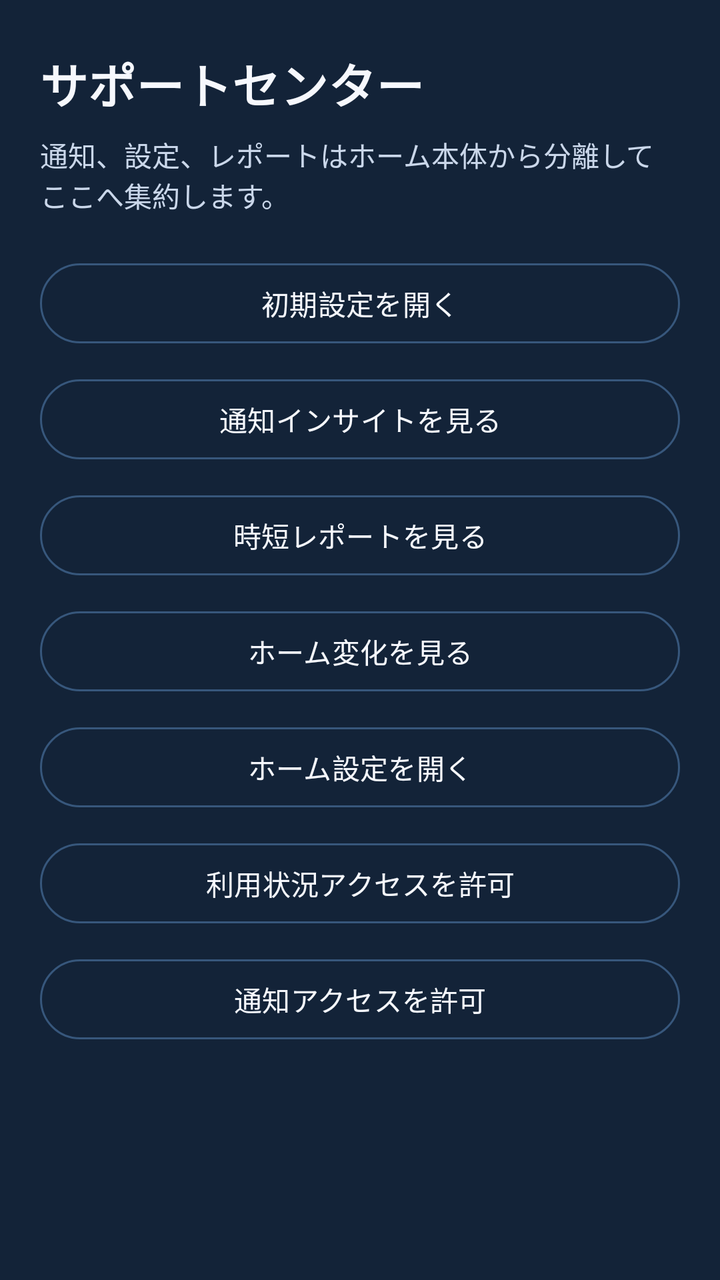
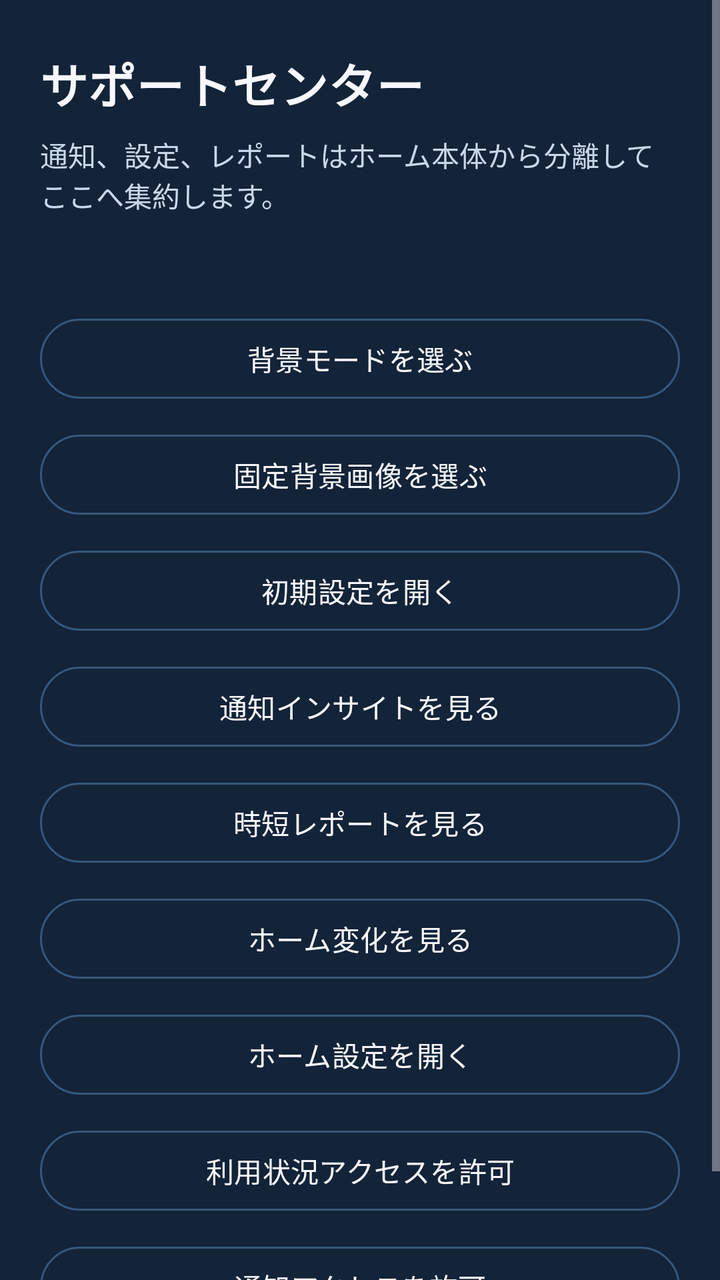

Screens rendered from an Android XML layout before and after an edit, with the pre-edit source and the edit as a unified diff.
<!-- AndroidManifest.xml: application theme Theme.IntuLauncher -->
<!-- res/layout/activity_launcher_support.xml -->
<?xml version="1.0" encoding="utf-8"?>
<ScrollView xmlns:android="http://schemas.android.com/apk/res/android"
    xmlns:app="http://schemas.android.com/apk/res-auto"
    android:layout_width="match_parent"
    android:layout_height="match_parent"
    android:background="@color/background_focus"
    android:fillViewport="true">

    <LinearLayout
        android:layout_width="match_parent"
        android:layout_height="wrap_content"
        android:orientation="vertical"
        android:paddingStart="20dp"
        android:paddingTop="24dp"
        android:paddingEnd="20dp"
        android:paddingBottom="32dp">

        <TextView
            android:layout_width="match_parent"
            android:layout_height="wrap_content"
            android:text="@string/support_title"
            android:textColor="@color/text_primary"
            android:textSize="24sp"
            android:textStyle="bold" />

        <TextView
            android:layout_width="match_parent"
            android:layout_height="wrap_content"
            android:layout_marginTop="8dp"
            android:text="@string/support_subtitle"
            android:textColor="@color/text_secondary"
            android:textSize="14sp" />

        <LinearLayout
            android:layout_width="match_parent"
            android:layout_height="wrap_content"
            android:layout_marginTop="20dp"
            android:orientation="vertical">

            <com.google.android.material.button.MaterialButton
                android:id="@+id/setupButton"
                style="@style/Widget.Material3.Button.OutlinedButton"
                android:layout_width="match_parent"
                android:layout_height="wrap_content"
                android:text="@string/support_setup_button"
                android:textAllCaps="false"
                android:textColor="@color/text_primary"
                app:strokeColor="@color/panel_stroke" />

            <com.google.android.material.button.MaterialButton
                android:id="@+id/notificationButton"
                style="@style/Widget.Material3.Button.OutlinedButton"
                android:layout_width="match_parent"
                android:layout_height="wrap_content"
                android:layout_marginTop="10dp"
                android:text="@string/support_notification_button"
                android:textAllCaps="false"
                android:textColor="@color/text_primary"
                app:strokeColor="@color/panel_stroke" />

            <com.google.android.material.button.MaterialButton
                android:id="@+id/reportButton"
                style="@style/Widget.Material3.Button.OutlinedButton"
                android:layout_width="match_parent"
                android:layout_height="wrap_content"
                android:layout_marginTop="10dp"
                android:text="@string/support_report_button"
                android:textAllCaps="false"
                android:textColor="@color/text_primary"
                app:strokeColor="@color/panel_stroke" />

            <com.google.android.material.button.MaterialButton
                android:id="@+id/previewButton"
                style="@style/Widget.Material3.Button.OutlinedButton"
                android:layout_width="match_parent"
                android:layout_height="wrap_content"
                android:layout_marginTop="10dp"
                android:text="@string/support_preview_button"
                android:textAllCaps="false"
                android:textColor="@color/text_primary"
                app:strokeColor="@color/panel_stroke" />

            <com.google.android.material.button.MaterialButton
                android:id="@+id/homeSettingsButton"
                style="@style/Widget.Material3.Button.OutlinedButton"
                android:layout_width="match_parent"
                android:layout_height="wrap_content"
                android:layout_marginTop="10dp"
                android:text="@string/support_home_settings_button"
                android:textAllCaps="false"
                android:textColor="@color/text_primary"
                app:strokeColor="@color/panel_stroke" />

            <com.google.android.material.button.MaterialButton
                android:id="@+id/usageAccessButton"
                style="@style/Widget.Material3.Button.OutlinedButton"
                android:layout_width="match_parent"
                android:layout_height="wrap_content"
                android:layout_marginTop="10dp"
                android:text="@string/support_usage_access_button"
                android:textAllCaps="false"
                android:textColor="@color/text_primary"
                app:strokeColor="@color/panel_stroke" />

            <com.google.android.material.button.MaterialButton
                android:id="@+id/notificationAccessButton"
                style="@style/Widget.Material3.Button.OutlinedButton"
                android:layout_width="match_parent"
                android:layout_height="wrap_content"
                android:layout_marginTop="10dp"
                android:text="@string/support_notification_access_button"
                android:textAllCaps="false"
                android:textColor="@color/text_primary"
                app:strokeColor="@color/panel_stroke" />
        </LinearLayout>
    </LinearLayout>
</ScrollView>
<!-- resources referenced by this layout -->
<resources>
  <color name="background_focus">#132338</color>
  <color name="panel_stroke">#37577C</color>
  <color name="text_primary">#F6F8FD</color>
  <color name="text_secondary">#CAD7EA</color>
  <string name="support_home_settings_button">ホーム設定を開く</string>
  <string name="support_notification_access_button">通知アクセスを許可</string>
  <string name="support_notification_button">通知インサイトを見る</string>
  <string name="support_preview_button">ホーム変化を見る</string>
  <string name="support_report_button">時短レポートを見る</string>
  <string name="support_setup_button">初期設定を開く</string>
  <string name="support_subtitle">通知、設定、レポートはホーム本体から分離してここへ集約します。</string>
  <string name="support_title">サポートセンター</string>
  <string name="support_usage_access_button">利用状況アクセスを許可</string>
  <style name="Theme.IntuLauncher" parent="Theme.Material3.Dark.NoActionBar">
          <item name="android:statusBarColor">@android:color/transparent</item>
          <item name="android:navigationBarColor">@android:color/black</item>
          <item name="android:windowLightStatusBar">false</item>
          <item name="android:windowLightNavigationBar" tools:targetApi="o_mr1">false</item>
      </style>
</resources>

<!-- the commit's change to res/layout/activity_launcher_support.xml (unified diff, before → after) -->
@@ -37,11 +37,41 @@
             android:layout_marginTop="20dp"
             android:orientation="vertical">
 
+            <TextView
+                android:id="@+id/visualModeStatusText"
+                android:layout_width="match_parent"
+                android:layout_height="wrap_content"
+                android:textColor="@color/text_secondary"
+                android:textSize="13sp" />
+
+            <com.google.android.material.button.MaterialButton
+                android:id="@+id/visualModeButton"
+                style="@style/Widget.Material3.Button.OutlinedButton"
+                android:layout_width="match_parent"
+                android:layout_height="wrap_content"
+                android:layout_marginTop="10dp"
+                android:text="@string/support_visual_mode_button"
+                android:textAllCaps="false"
+                android:textColor="@color/text_primary"
+                app:strokeColor="@color/panel_stroke" />
+
+            <com.google.android.material.button.MaterialButton
+                android:id="@+id/fixedBackgroundButton"
+                style="@style/Widget.Material3.Button.OutlinedButton"
+                android:layout_width="match_parent"
+                android:layout_height="wrap_content"
+                android:layout_marginTop="10dp"
+                android:text="@string/support_fixed_background_button"
+                android:textAllCaps="false"
+                android:textColor="@color/text_primary"
+                app:strokeColor="@color/panel_stroke" />
+
             <com.google.android.material.button.MaterialButton
                 android:id="@+id/setupButton"
                 style="@style/Widget.Material3.Button.OutlinedButton"
                 android:layout_width="match_parent"
                 android:layout_height="wrap_content"
+                android:layout_marginTop="10dp"
                 android:text="@string/support_setup_button"
                 android:textAllCaps="false"
                 android:textColor="@color/text_primary"
<!-- resource entries referenced after the edit -->
@@ -4,6 +4,7 @@
   <color name="panel_stroke">#37577C</color>
   <color name="text_primary">#F6F8FD</color>
   <color name="text_secondary">#CAD7EA</color>
+  <string name="support_fixed_background_button">固定背景画像を選ぶ</string>
   <string name="support_home_settings_button">ホーム設定を開く</string>
   <string name="support_notification_access_button">通知アクセスを許可</string>
   <string name="support_notification_button">通知インサイトを見る</string>
@@ -13,6 +14,7 @@
   <string name="support_subtitle">通知、設定、レポートはホーム本体から分離してここへ集約します。</string>
   <string name="support_title">サポートセンター</string>
   <string name="support_usage_access_button">利用状況アクセスを許可</string>
+  <string name="support_visual_mode_button">背景モードを選ぶ</string>
   <style name="Theme.IntuLauncher" parent="Theme.Material3.Dark.NoActionBar">
           <item name="android:statusBarColor">@android:color/transparent</item>
           <item name="android:navigationBarColor">@android:color/black</item>
